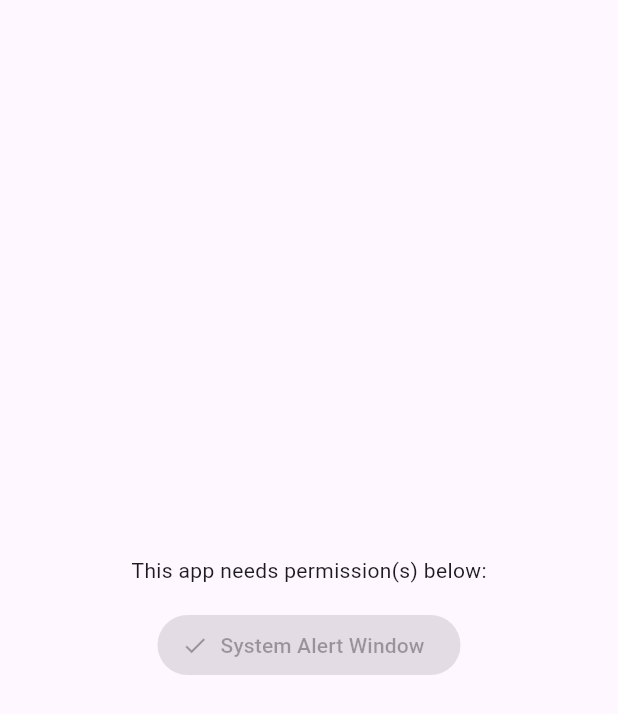
After one commit to fewling/flutter-floating-lyric, a Flutter app: the PermissionPage screen opened directly, on a phone screen of 412 x 824 dp. The commit adds this screen. Shown: the top 714 px of the screen. Run offline on Flutter 3.47's test engine with Material 2 defaults, Android fonts, the phone set to English and light mode, and no system bars; our stand-ins replace file_picker, flutter_colorpicker, get, hive, hive_flutter, permission_handler and 1 more; missing offline and left inert: system_alert_window; accounts and stored records are empty.

Commit message:
added overlay window permission handler

```diff
--- a/lib/main.dart
+++ b/lib/main.dart
@@ -1,8 +1,11 @@
 import 'package:floating_lyric/singletons/window_controller.dart';
+import 'package:floating_lyric/ui/homepage.dart';
+import 'package:floating_lyric/ui/permission_page.dart';
 import 'package:flutter/material.dart';
+import 'package:get/get_state_manager/get_state_manager.dart';
 import 'package:hive_flutter/adapters.dart';
+import 'singletons/permission_manager.dart';
 import 'singletons/song_box.dart';
-import 'ui/homepage.dart';
 
 Future<void> main() async {
   WidgetsFlutterBinding.ensureInitialized();
@@ -10,8 +13,7 @@ Future<void> main() async {
   await Hive.initFlutter();
   await SongBox().openBox();
   WindowController().init();
-
-  runApp(const MyApp());
+  PermissionManager().init().then((value) => runApp(const MyApp()));
 }
 
 class MyApp extends StatelessWidget {
@@ -22,7 +24,11 @@ class MyApp extends StatelessWidget {
     return MaterialApp(
       title: 'Flutter Demo',
       theme: ThemeData(primarySwatch: Colors.deepPurple, useMaterial3: true),
-      home: const HomePage(),
+      home: Obx(
+        () => PermissionManager().isSystemAlertWindowGranted
+            ? const HomePage()
+            : const PermissionPage(),
+      ),
     );
   }
 }
--- /dev/null
+++ b/lib/singletons/permission_manager.dart
@@ -0,0 +1,27 @@
+import 'package:get/get.dart';
+import 'package:permission_handler/permission_handler.dart';
+
+class PermissionManager extends GetxController {
+  // singleton constructor
+  factory PermissionManager() => _instance;
+  static final PermissionManager _instance = PermissionManager._();
+  PermissionManager._();
+
+  Future<void> init() async {
+    _isSystemAlertWindowGranted.value =
+        await Permission.systemAlertWindow.isGranted;
+  }
+
+  // reactive properties
+  final _isSystemAlertWindowGranted = false.obs;
+
+  // getters
+  bool get isSystemAlertWindowGranted => _isSystemAlertWindowGranted.value;
+
+  // methods:
+  void requestSystemAlertWindowPermission() {
+    Permission.systemAlertWindow
+        .request()
+        .then((value) => _isSystemAlertWindowGranted.value = value.isGranted);
+  }
+}
--- /dev/null
+++ b/lib/ui/permission_page.dart
@@ -0,0 +1,41 @@
+import 'package:floating_lyric/singletons/permission_manager.dart';
+import 'package:flutter/material.dart';
+import 'package:get/get_state_manager/get_state_manager.dart';
+
+class PermissionPage extends StatefulWidget {
+  const PermissionPage({Key? key}) : super(key: key);
+
+  @override
+  State<PermissionPage> createState() => _PermissionPageState();
+}
+
+class _PermissionPageState extends State<PermissionPage> {
+  final _manager = PermissionManager();
+
+  @override
+  Widget build(BuildContext context) {
+    return Scaffold(
+      body: Center(
+        child: Column(
+          mainAxisAlignment: MainAxisAlignment.center,
+          crossAxisAlignment: CrossAxisAlignment.center,
+          children: [
+            const Text('This app needs permission(s) below:'),
+            const SizedBox(height: 16),
+            Obx(
+              () => ElevatedButton.icon(
+                onPressed: _manager.isSystemAlertWindowGranted
+                    ? null
+                    : () => _manager.requestSystemAlertWindowPermission(),
+                icon: Icon(_manager.isSystemAlertWindowGranted
+                    ? Icons.check
+                    : Icons.unpublished_outlined),
+                label: const Text('System Alert Window'),
+              ),
+            ),
+          ],
+        ),
+      ),
+    );
+  }
+}
--- a/pubspec.yaml
+++ b/pubspec.yaml
@@ -18,6 +18,7 @@ dependencies:
   flutter_colorpicker: ^1.0.3
   get: ^4.6.5
   shared_preferences: ^2.0.15
+  permission_handler: ^10.0.0
 
 dev_dependencies:
   flutter_test:
```
Also changed, not shown: pubspec.lock.
